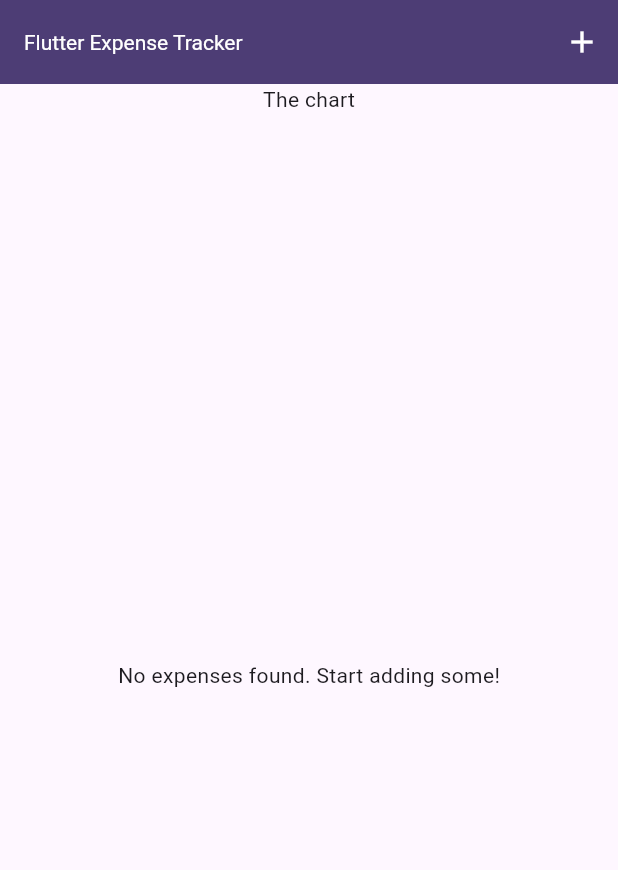
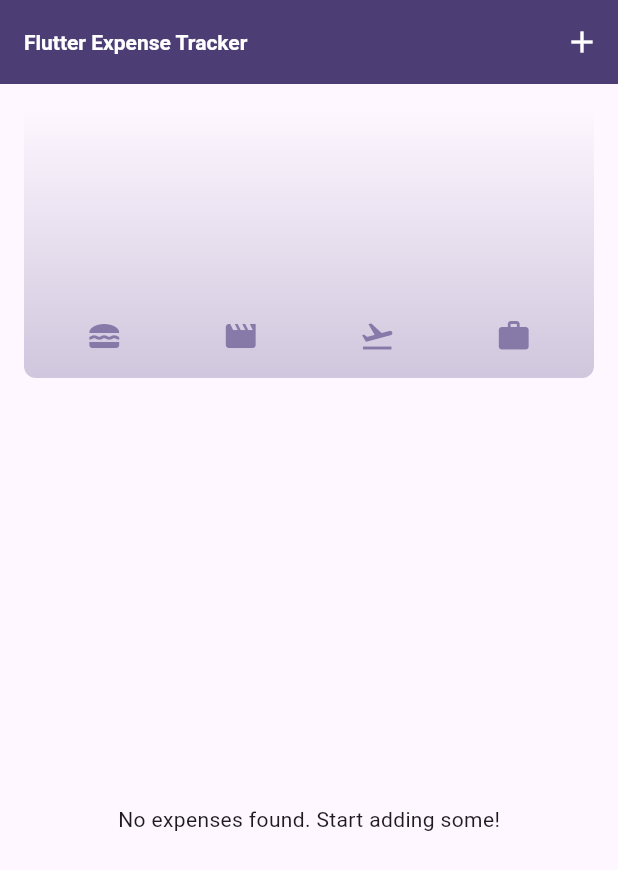
Before and after one commit to echolumaque/expense_tracker, a Flutter app: the screen it shows after launch, on a phone screen of 412 x 824 dp. Shown: the top 870 px of the screen. Run offline on Flutter 3.47's test engine with Material 3 defaults, Android fonts, the phone set to English and light mode, and no system bars.

Commit message:
Started implementing adaptive and responsive feature

```diff
--- /dev/null
+++ b/lib/widgets/chart/chart.dart
@@ -0,0 +1,95 @@
+import 'package:expense_tracker/enums/category.dart';
+import 'package:expense_tracker/widgets/chart/chart_bar.dart';
+import 'package:expense_tracker/widgets/expenses.dart';
+import 'package:flutter/material.dart';
+import 'package:expense_tracker/models/expense.dart';
+
+class Chart extends StatelessWidget {
+  const Chart({super.key, required this.expenses});
+
+  final List<Expense> expenses;
+
+  List<ExpenseBucket> get buckets {
+    return [
+      ExpenseBucket.forCategory(expenses, Category.food),
+      ExpenseBucket.forCategory(expenses, Category.leisure),
+      ExpenseBucket.forCategory(expenses, Category.travel),
+      ExpenseBucket.forCategory(expenses, Category.work),
+    ];
+  }
+
+  double get maxTotalExpense {
+    double maxTotalExpense = 0;
+
+    for (final bucket in buckets) {
+      if (bucket.totalExpenses > maxTotalExpense) {
+        maxTotalExpense = bucket.totalExpenses;
+      }
+    }
+
+    return maxTotalExpense;
+  }
+
+  @override
+  Widget build(BuildContext context) {
+    final isDarkMode =
+        MediaQuery.of(context).platformBrightness == Brightness.dark;
+    return Container(
+      margin: const EdgeInsets.all(16),
+      padding: const EdgeInsets.symmetric(
+        vertical: 16,
+        horizontal: 8,
+      ),
+      width: double.infinity,
+      height: 180,
+      decoration: BoxDecoration(
+        borderRadius: BorderRadius.circular(8),
+        gradient: LinearGradient(
+          colors: [
+            Theme.of(context).colorScheme.primary.withValues(alpha: 0.3),
+            Theme.of(context).colorScheme.primary.withValues(alpha: 0.0)
+          ],
+          begin: Alignment.bottomCenter,
+          end: Alignment.topCenter,
+        ),
+      ),
+      child: Column(
+        children: [
+          Expanded(
+            child: Row(
+              crossAxisAlignment: CrossAxisAlignment.end,
+              children: [
+                for (final bucket in buckets) // alternative to map()
+                  ChartBar(
+                    fill: bucket.totalExpenses == 0
+                        ? 0
+                        : bucket.totalExpenses / maxTotalExpense,
+                  )
+              ],
+            ),
+          ),
+          const SizedBox(height: 12),
+          Row(
+            children: [
+              for (final bucket in buckets)
+                Expanded(
+                  child: Padding(
+                    padding: const EdgeInsets.symmetric(horizontal: 4),
+                    child: Icon(
+                      bucket.category.categoryIcon,
+                      color: isDarkMode
+                          ? Theme.of(context).colorScheme.secondary
+                          : Theme.of(context)
+                              .colorScheme
+                              .primary
+                              .withValues(alpha: 0.7),
+                    ),
+                  ),
+                ),
+            ],
+          ),
+        ],
+      ),
+    );
+  }
+}
--- a/lib/widgets/expenses.dart
+++ b/lib/widgets/expenses.dart
@@ -1,5 +1,6 @@
 import 'package:expense_tracker/enums/category.dart';
 import 'package:expense_tracker/models/expense.dart';
+import 'package:expense_tracker/widgets/chart/chart.dart';
 import 'package:expense_tracker/widgets/expenses_list/expenses_list.dart';
 import 'package:expense_tracker/widgets/new_expense.dart';
 import 'package:flutter/material.dart';
@@ -88,7 +89,7 @@ class _ExpensesState extends State<Expenses> {
       ),
       body: Column(
         children: [
-          const Text("The chart"),
+          Chart(expenses: _registeredExpenses),
           Expanded(
             child: mainContent,
           ),
@@ -97,3 +98,28 @@ class _ExpensesState extends State<Expenses> {
     );
   }
 }
+
+class ExpenseBucket {
+  const ExpenseBucket({
+    required this.category,
+    required this.expenses,
+  });
+
+  ExpenseBucket.forCategory(List<Expense> allExpenses, this.category)
+      : expenses = allExpenses
+            .where((expense) => expense.category == category)
+            .toList();
+
+  final Category category;
+  final List<Expense> expenses;
+
+  double get totalExpenses {
+    double sum = 0;
+
+    for (final expense in expenses) {
+      sum += expense.amount;
+    }
+
+    return sum;
+  }
+}
--- a/lib/widgets/expenses_list/expense_item.dart
+++ b/lib/widgets/expenses_list/expense_item.dart
@@ -18,7 +18,10 @@ class ExpenseItem extends StatelessWidget {
         child: Column(
           crossAxisAlignment: CrossAxisAlignment.start,
           children: [
-            Text(expense.title),
+            Text(
+              expense.title,
+              style: Theme.of(context).textTheme.titleLarge,
+            ),
             const SizedBox(height: 4),
             Row(
               children: [
--- a/lib/widgets/expenses_list/expenses_list.dart
+++ b/lib/widgets/expenses_list/expenses_list.dart
@@ -18,6 +18,12 @@ class ExpensesList extends StatelessWidget {
       itemCount: expenses.length,
       itemBuilder: (context, index) => Dismissible(
         key: ValueKey(expenses[index]),
+        background: Container(
+          color: Theme.of(context).colorScheme.error.withValues(alpha: 0.75),
+          margin: EdgeInsets.symmetric(
+            horizontal: Theme.of(context).cardTheme.margin!.horizontal,
+          ),
+        ),
         onDismissed: (direction) => {onExpenseRemove(expenses[index])},
         child: ExpenseItem(expense: expenses[index]),
       ),
--- a/pubspec.yaml
+++ b/pubspec.yaml
@@ -36,7 +36,7 @@ dependencies:
   # Use with the CupertinoIcons class for iOS style icons.
   cupertino_icons: ^1.0.6
   uuid: ^4.4.0
-  intl: ^0.19.0
+  intl: ^0.20.2
 
 dev_dependencies:
   flutter_test:
@@ -47,7 +47,7 @@ dev_dependencies:
   # activated in the `analysis_options.yaml` file located at the root of your
   # package. See that file for information about deactivating specific lint
   # rules and activating additional ones.
-  flutter_lints: ^3.0.0
+  flutter_lints: ^5.0.0
 
 # For information on the generic Dart part of this file, see the
 # following page: https://dart.dev/tools/pub/pubspec
```
Also changed, not shown: lib/main.dart (+28 -1 lines), lib/widgets/chart/chart_bar.dart (added, +37 -0 lines), pubspec.lock, 3 other files.
